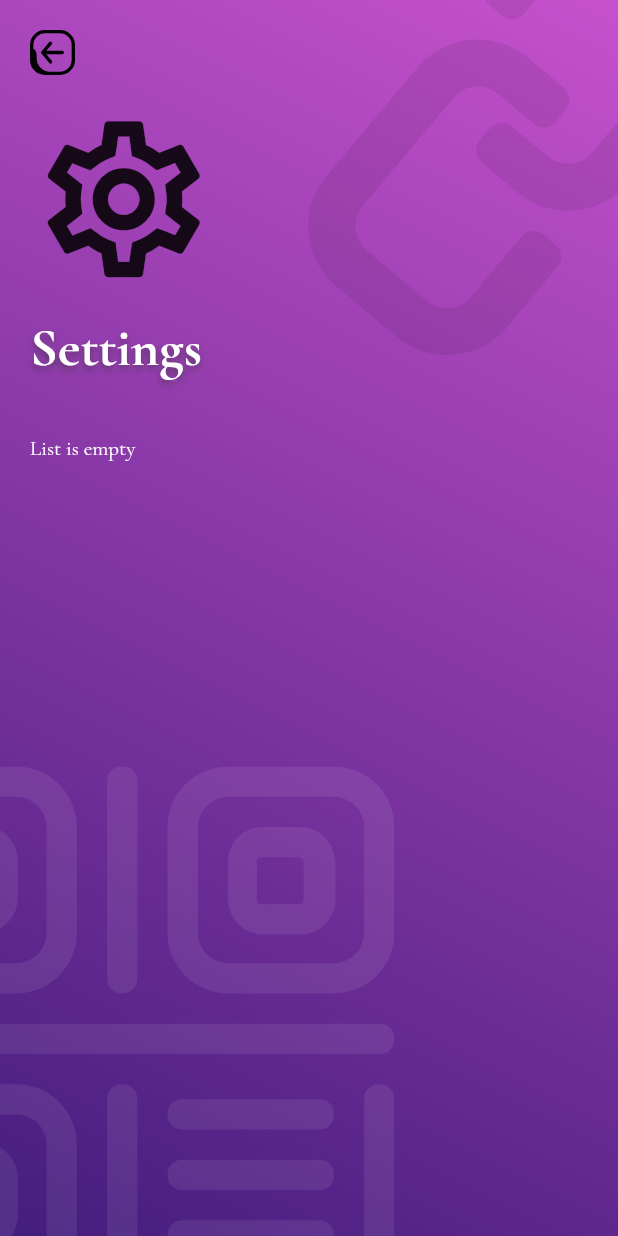
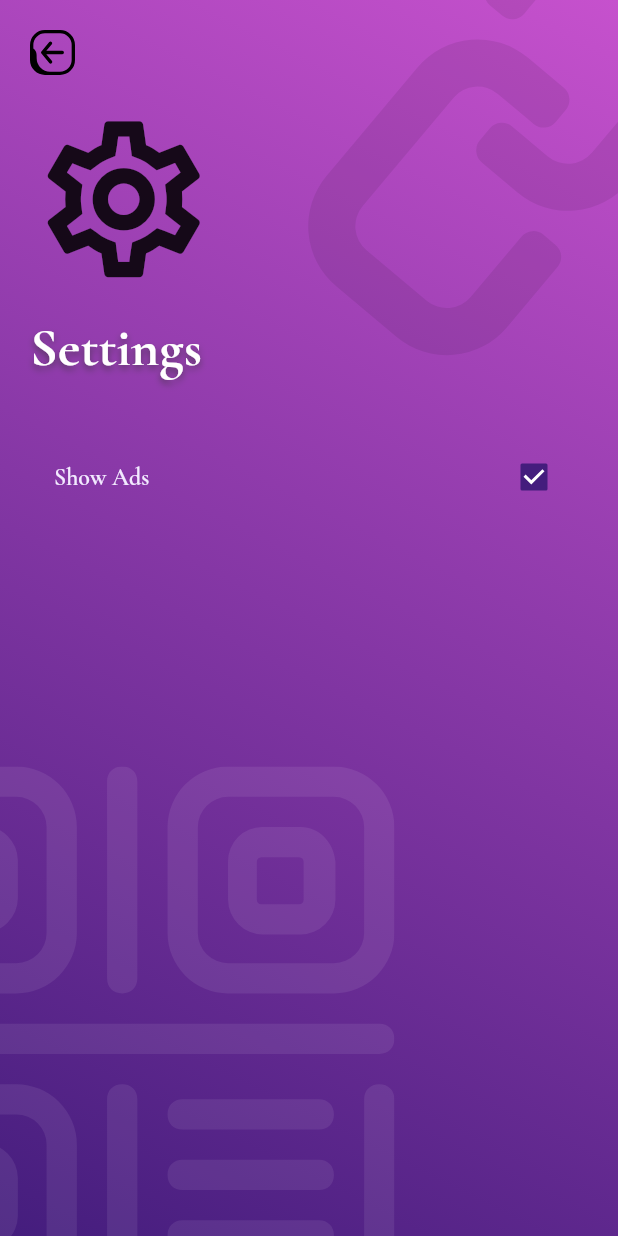
Before and after one commit to KejariwalAyush/SOAUrl, a Flutter app: the HomeView screen opened by its route, after a tap on the "settings" icon, on a phone screen of 412 x 824 dp. Run offline on Flutter 3.47's test engine with Material 2 defaults, Android fonts, the light colour scheme and no system bars; our stand-ins replace firebase_auth, firebase_core, flutter_svg, get, google_fonts, google_mobile_ads and 3 more; accounts and stored records are empty; network calls fail; project files that could hold a hidden picture were left out.

Commit message:
changed some animation & added icons in home

```diff
--- a/lib/app/data/widgets/menu_widget.dart
+++ b/lib/app/data/widgets/menu_widget.dart
@@ -1,7 +1,7 @@
-import 'package:auto_size_text/auto_size_text.dart';
 import 'package:flutter/material.dart';
 import 'package:flutter_svg/flutter_svg.dart';
 import 'package:soaurl/app/data/data.dart';
+import 'package:velocity_x/velocity_x.dart';
 
 class MenuWidget extends StatelessWidget {
   final Function() onItemClick;
@@ -34,13 +34,7 @@ class MenuWidget extends StatelessWidget {
                 height: 100,
               ),
             ),
-            AutoSizeText(
-              'user.displayName',
-              minFontSize: 24,
-              maxFontSize: 28,
-              overflow: TextOverflow.ellipsis,
-              style: ktsHeading1,
-            ),
+            'user.displayName'.text.textStyle(ktsHeading1).make(),
             SizedBox(
               height: 20,
             ),
--- a/lib/app/modules/home/views/appbar_content.dart
+++ b/lib/app/modules/home/views/appbar_content.dart
@@ -75,63 +75,93 @@ class AppBarContentExtended extends StatelessWidget {
           mainAxisAlignment: MainAxisAlignment.spaceEvenly,
           children: [
             Expanded(
-              child: KBlurButton(
-                child: 'Quick Shorten'
-                    .text
-                    .center
-                    .textStyle(ktsButtonBlank)
-                    .make()
-                    .py2(),
-                onPressed: _hc.quickshort,
-              ).px4(),
+              child: Column(
+                mainAxisAlignment: MainAxisAlignment.spaceEvenly,
+                crossAxisAlignment: CrossAxisAlignment.center,
+                children: [
+                  SizedBox(
+                    height:
+                        Tween<double>(begin: 0, end: 50).evaluate(animation),
+                    child: WebsafeSvg.asset(
+                      'assets/icons/quick_link.svg',
+                      color: Colors.white,
+                      fit: BoxFit.fitHeight,
+                    ),
+                  ),
+                  'Quick Shorten'.text.xl.center.bold.white.make().p4(),
+                ],
+              )
+                  .p4()
+                  .card
+                  .roundedSM
+                  .color(kcMainPurple.withOpacity(0.2))
+                  .make()
+                  .onInkTap(_hc.quickshort)
+                  .p4(),
             ),
             Expanded(
-              child: KBlurButton(
-                      child: 'Custom Shorten'
-                          .text
-                          .center
-                          .textStyle(ktsButtonBlank)
-                          .make()
-                          .py2(),
-                      onPressed: _hc.customshort)
-                  .px4(),
+              child: Column(
+                mainAxisAlignment: MainAxisAlignment.spaceEvenly,
+                crossAxisAlignment: CrossAxisAlignment.center,
+                children: [
+                  SizedBox(
+                    height:
+                        Tween<double>(begin: 0, end: 50).evaluate(animation),
+                    child: WebsafeSvg.asset(
+                      'assets/icons/url.svg',
+                      color: Colors.white,
+                      fit: BoxFit.fitHeight,
+                    ),
+                  ),
+                  'Custom Shorten'.text.xl.center.bold.white.make().p4(),
+                ],
+              )
+                  .p4()
+                  .card
+                  .roundedSM
+                  .color(kcMainPurple.withOpacity(0.2))
+                  .make()
+                  .onInkTap(_hc.customshort)
+                  .p4(),
             ),
           ],
         ),
         Tween<double>(begin: 0, end: 5).evaluate(animation).squareBox,
-        if (Tween<double>(begin: 0, end: 80).evaluate(animation) > 70)
+        if (Tween<double>(begin: 0, end: 80).evaluate(animation) > 60)
           Container(
-            height: Tween<double>(begin: 0, end: 80).evaluate(animation),
+            height: Tween<double>(begin: 0, end: 70).evaluate(animation),
             alignment: Alignment.center,
             child: Row(
               mainAxisAlignment: MainAxisAlignment.spaceEvenly,
               children: [
                 Expanded(
-                  child: KBlurButton(
-                          child: 'QR Scan'
-                              .text
-                              .center
-                              .textStyle(ktsButtonBlank)
-                              .make()
-                              .py2(),
-                          onPressed: _hc.scanQR)
-                      .px4(),
-                ),
-                Expanded(
-                  child: KBlurButton(
-                          child: 'QR Generate'
-                              .text
-                              .center
-                              .textStyle(ktsButtonBlank)
-                              .make()
-                              .py2(),
-                          onPressed: _hc.generateQR)
-                      .px4(),
+                  child: Container(
+                    decoration: BoxDecoration(
+                        color: kcMainPink.withOpacity(0.25),
+                        borderRadius: BorderRadius.circular(15),
+                        border: Border.all(color: kcMainPurple)),
+                    child: Row(
+                      mainAxisAlignment: MainAxisAlignment.spaceEvenly,
+                      crossAxisAlignment: CrossAxisAlignment.center,
+                      children: [
+                        SizedBox(
+                          width: Tween<double>(begin: 0, end: 50)
+                              .evaluate(animation),
+                          child: WebsafeSvg.asset(
+                            'assets/icons/qr_large.svg',
+                            color: Colors.white,
+                            fit: BoxFit.fitWidth,
+                          ),
+                        ),
+                        'Generate QR'.text.xl3.bold.white.make().p4(),
+                      ],
+                    ).p8(),
+                  ).px4(),
                 ),
               ],
             ),
           ),
-        Tween<double>(begin: 14, end: 20).evaluate(animation).squareBox,
+        Tween<double>(begin: 20, end: 30).evaluate(animation).squareBox,
         Text(
           "Your Active Shortened Urls",
           style: TextStyle(
--- a/lib/app/modules/home/views/home_view.dart
+++ b/lib/app/modules/home/views/home_view.dart
@@ -11,11 +11,11 @@ class HomeView extends GetView<HomeController> {
   @override
   Widget build(BuildContext context) {
     final KAppBar appbar =
-        new KAppBar(collapsedHeight: 180, expandedHeight: 500);
+        new KAppBar(collapsedHeight: 200, expandedHeight: 550);
 
     return SliverAppBarSnap(
-      maxHeight: 500,
-      minHeight: 180,
+      maxHeight: 550,
+      minHeight: 200,
       showAd: false,
       appBarContent: LayoutBuilder(
         builder: (context, constraints) => appbar.appBarContainer(
--- a/lib/app/modules/settings/views/settings_view.dart
+++ b/lib/app/modules/settings/views/settings_view.dart
@@ -2,6 +2,7 @@ import 'package:flutter/material.dart';
 
 import 'package:get/get.dart';
 import 'package:soaurl/app/data/data.dart';
+import 'package:velocity_x/velocity_x.dart';
 
 import '../controllers/settings_controller.dart';
 
@@ -12,6 +13,7 @@ class SettingsView extends GetView<SettingsController> {
     final double _maxHeight = 285.0;
     final KAppBar appbar =
         new KAppBar(collapsedHeight: _minHeight, expandedHeight: _maxHeight);
+
     return SliverAppBarSnap(
       maxHeight: _maxHeight,
       minHeight: _minHeight,
@@ -28,9 +30,11 @@ class SettingsView extends GetView<SettingsController> {
                 title: 'Settings')),
       ),
       isChildScrollable: true,
-      child: Text(
-        "List is empty",
-        style: TextStyle(color: Colors.white),
+      child: CheckboxListTile(
+        value: true,
+        activeColor: kcMainPurple,
+        onChanged: (value) {},
+        title: 'Show Ads'.text.textStyle(ktsSubHeading).make(),
       ),
     );
   }
--- a/lib/main.dart
+++ b/lib/main.dart
@@ -23,7 +23,7 @@ initServices() async {
   /// Here is where you put get_storage, hive, shared_pref initialization.
   /// or moor connection, or whatever that's async.
   ///
-  await Get.putAsync(() => AdService().init());
+  if (GetPlatform.isAndroid) await Get.putAsync(() => AdService().init());
   await Get.putAsync(() => SettingsService().init());
   await Get.putAsync(() => AuthService().init());
   await Get.putAsync(() => Api().init());
--- a/pubspec.yaml
+++ b/pubspec.yaml
@@ -11,18 +11,16 @@ environment:
 dependencies:
   flutter:
     sdk: flutter
-  auto_size_text: ^2.1.0
-  google_mobile_ads: ^0.12.0
-  auto_size_text_field: ^0.1.7
   cupertino_icons: ^1.0.3
-  dio: ^4.0.0
   firebase_analytics: ^8.1.1
   firebase_auth: ^1.3.0
   firebase_core: ^1.2.1
   fl_chart: ^0.36.1
   flutter_slider_drawer: ^2.0.0
   get: ^4.1.4
+  get_storage: ^2.0.2
   google_fonts: ^2.1.0
+  google_mobile_ads: ^0.12.0
   google_sign_in: ^5.0.4
   intl: ^0.17.0
   url_launcher: ^6.0.6
```
Also changed, not shown: assets/icons/quick_link.svg (added), pubspec.lock, 1 other file.
